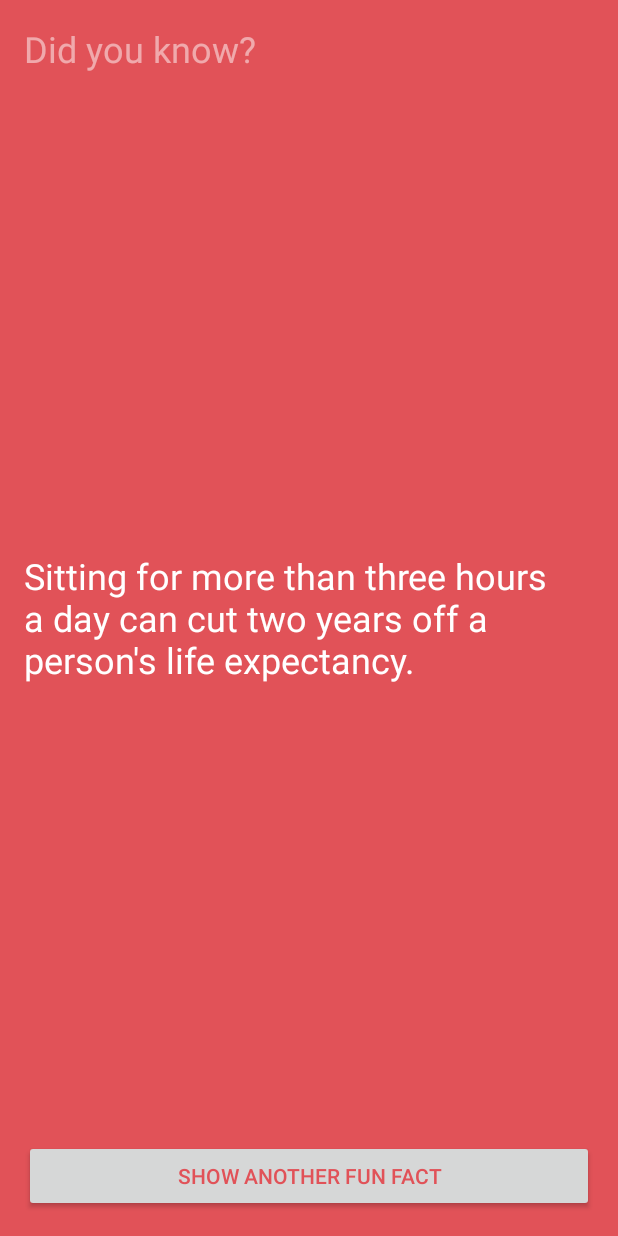
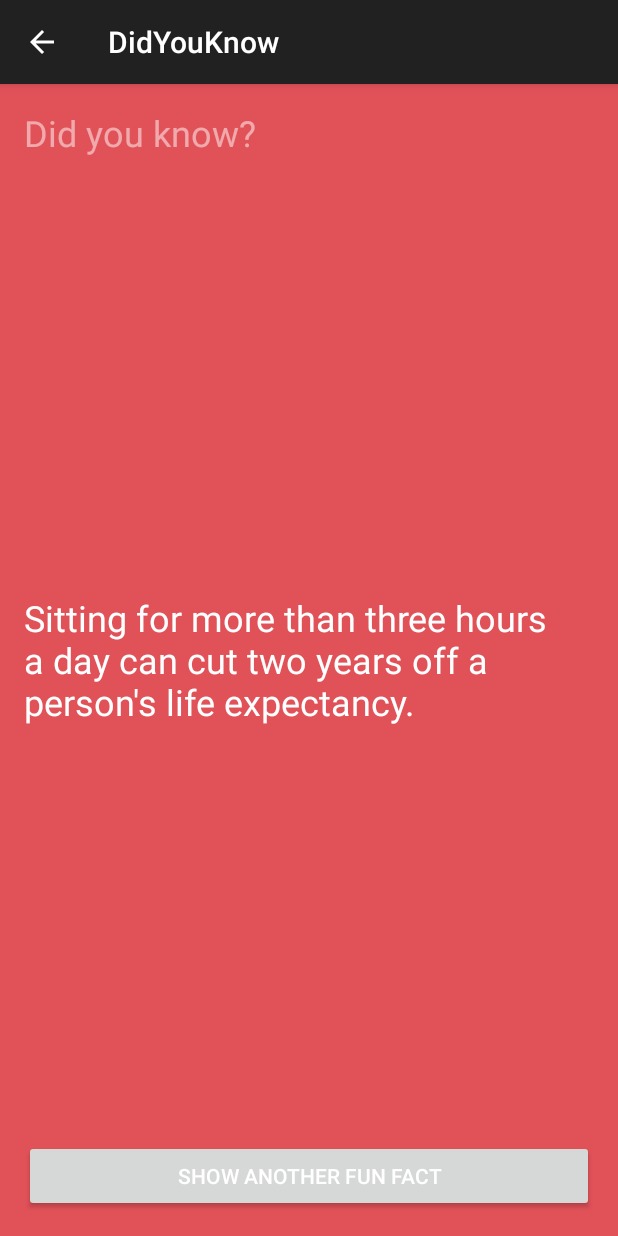
Before and after one commit to MadReza/ETSChallenge, an Android app: the DidYouKnowActivity screen opened directly, with no data from a screen before it, after a tap on "SHOW ANOTHER FUN FACT", on a phone screen of 412 x 824 dp. Run offline under Robolectric (Android 15) with nearby library versions, the light colour scheme and no system bars; 1 statement that could not run was skipped.

Commit message:
DidYouKnow styling and bug fixes

```diff
--- a/APP/app/src/main/AndroidManifest.xml
+++ b/APP/app/src/main/AndroidManifest.xml
@@ -16,7 +16,7 @@
             </intent-filter>
         </activity>
         <activity
-            android:name=".funfacts.DidYouKnow"
+            android:name=".DidYouKnowActivity"
             android:label="@string/title_activity_did_you_know"
             android:parentActivityName=".MainActivity" >
             <meta-data
--- a/APP/app/src/main/java/scs/resistors/firstresponder/funfacts/DidYouKnow.java
+++ b/APP/app/src/main/java/scs/resistors/firstresponder/DidYouKnowActivity.java
@@ -1,16 +1,16 @@
-package scs.resistors.firstresponder.funfacts;
+package scs.resistors.firstresponder;
 
-import android.app.Activity;
 import android.os.Bundle;
+import android.support.v7.app.ActionBarActivity;
 import android.view.View;
 import android.widget.Button;
 import android.widget.RelativeLayout;
 import android.widget.TextView;
 
-import scs.resistors.firstresponder.R;
+import scs.resistors.firstresponder.funfacts.ColorWheel;
+import scs.resistors.firstresponder.funfacts.FactBook;
 
-
-public class DidYouKnow extends Activity {
+public class DidYouKnowActivity extends ActionBarActivity {
 
     private FactBook mFactBook = new FactBook();
     private ColorWheel mColorWheel = new ColorWheel();
@@ -19,6 +19,7 @@ public class DidYouKnow extends Activity {
     protected void onCreate(Bundle savedInstanceState) {
         super.onCreate(savedInstanceState);
         setContentView(R.layout.activity_did_you_know);
+        getActionBar().hide();
 
         final TextView factLabel = (TextView) findViewById(R.id.funFactText);
         final Button showFactButton = (Button) findViewById(R.id.showFactButton);
@@ -32,7 +33,6 @@ public class DidYouKnow extends Activity {
 
                 int color = mColorWheel.getColor();
                 relativeLayout.setBackgroundColor(color);
-                showFactButton.setTextColor(color);
             }
         };
         showFactButton.setOnClickListener(listener);
--- a/APP/app/src/main/java/scs/resistors/firstresponder/MainActivity.java
+++ b/APP/app/src/main/java/scs/resistors/firstresponder/MainActivity.java
@@ -14,7 +14,6 @@ public class MainActivity extends ActionBarActivity {
         super.onCreate(savedInstanceState);
         setContentView(R.layout.activity_main);
     }
-
 
     @Override
     public boolean onCreateOptionsMenu(Menu menu) {
@@ -36,8 +35,8 @@ public class MainActivity extends ActionBarActivity {
         } else if (id == R.id.action_personalize_me) {
 
         } else if (id == R.id.action_fun_facts) {
-            Intent intent = new Intent ();
-            //startActivity(intent);
+            Intent intent = new Intent (this, DidYouKnowActivity.class);
+            startActivity(intent);
         } else if (id == R.id.action_settings) {
 
         } else if (id == R.id.action_faq) {
--- a/APP/app/src/main/res/layout/activity_did_you_know.xml
+++ b/APP/app/src/main/res/layout/activity_did_you_know.xml
@@ -1,11 +1,13 @@
 <RelativeLayout xmlns:android="http://schemas.android.com/apk/res/android"
-                xmlns:tools="http://schemas.android.com/tools" android:layout_width="match_parent"
-                android:layout_height="match_parent" android:paddingLeft="@dimen/activity_horizontal_margin"
+                xmlns:tools="http://schemas.android.com/tools"
+                android:layout_width="match_parent"
+                android:layout_height="match_parent"
                 android:id="@+id/relativeLayout"
+                android:paddingLeft="@dimen/activity_horizontal_margin"
                 android:paddingRight="@dimen/activity_horizontal_margin"
                 android:paddingTop="@dimen/activity_vertical_margin"
                 android:paddingBottom="@dimen/activity_vertical_margin"
-                tools:context=".DidyouKnow"
+                tools:context=".DidyouKnowActivity"
                 android:background="#ff51b46d">
 
     <TextView android:text="Did you know?" android:layout_width="wrap_content"
@@ -30,6 +32,7 @@
         android:layout_height="wrap_content"
         android:text="Show Another Fun Fact"
         android:id="@+id/showFactButton"
+        android:textColor="@android:color/white"
         android:layout_alignParentBottom="true"/>
 
 </RelativeLayout>
```
